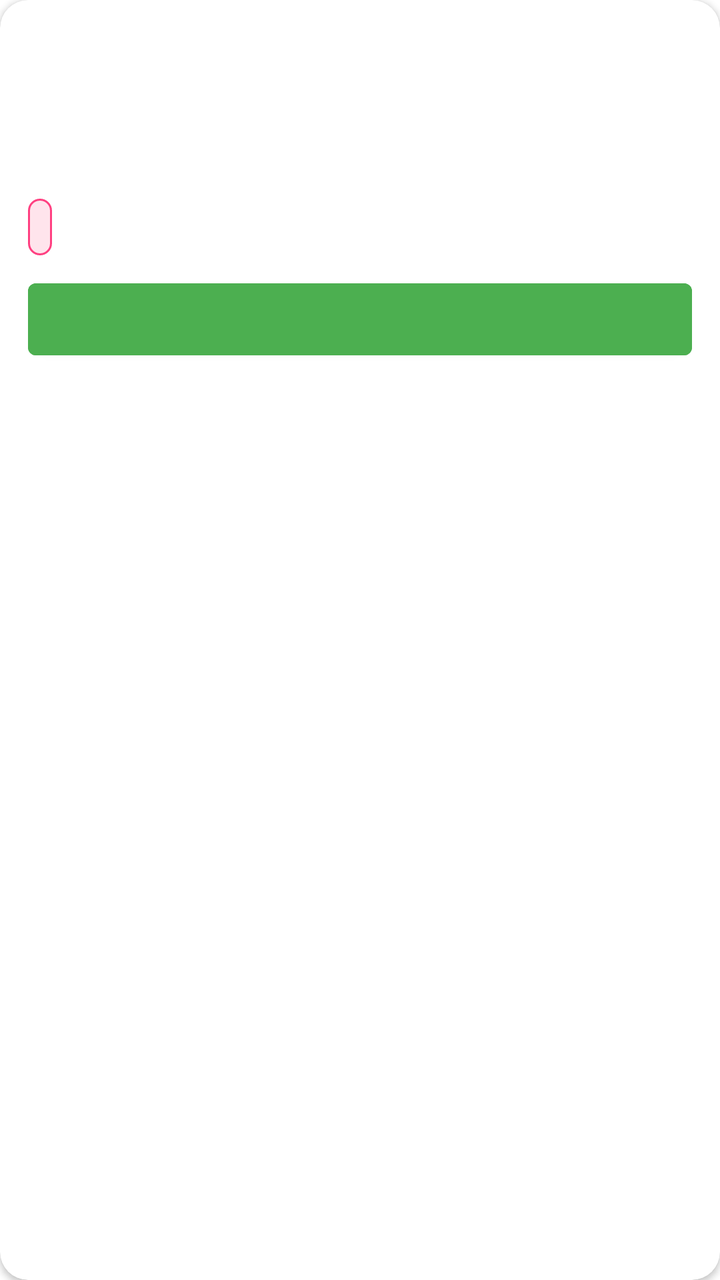
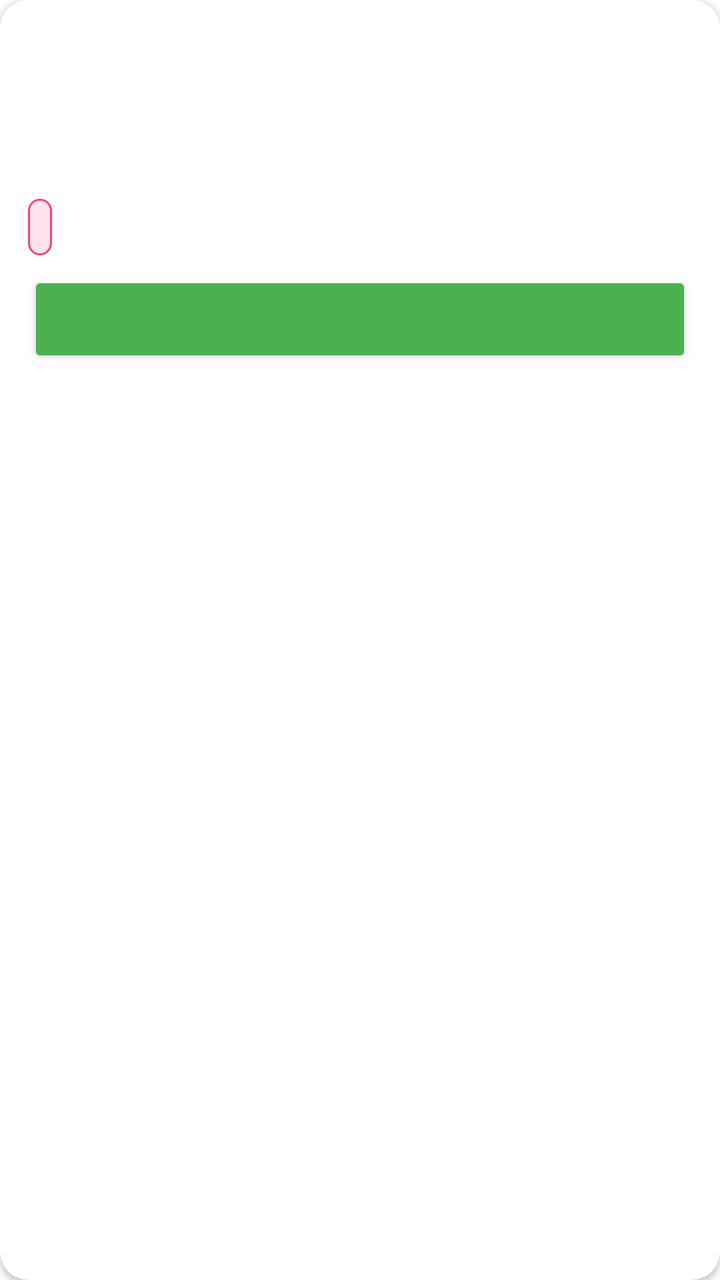

Screens rendered from an Android XML layout before and after an edit, with the pre-edit source and the edit as a unified diff.
<!-- AndroidManifest.xml: application theme Theme.SheEmpower -->
<!-- res/layout/item_order.xml -->
<?xml version="1.0" encoding="utf-8"?>
<androidx.cardview.widget.CardView xmlns:android="http://schemas.android.com/apk/res/android"
    xmlns:app="http://schemas.android.com/apk/res-auto"
    android:layout_width="match_parent" android:layout_height="wrap_content"
    android:layout_marginBottom="10dp" app:cardCornerRadius="14dp" app:cardElevation="2dp">

    <LinearLayout
        android:layout_width="match_parent" android:layout_height="wrap_content"
        android:orientation="vertical" android:padding="14dp">

        <LinearLayout android:layout_width="match_parent" android:layout_height="wrap_content" android:orientation="horizontal">
            <TextView android:id="@+id/tvOrderProduct"
                android:layout_width="0dp" android:layout_height="wrap_content" android:layout_weight="1"
                android:textStyle="bold" android:textSize="15sp" />
            <TextView android:id="@+id/tvOrderAmount"
                android:layout_width="wrap_content" android:layout_height="wrap_content"
                android:textColor="#FF4081" android:textStyle="bold" />
        </LinearLayout>

        <TextView android:id="@+id/tvOrderParty"
            android:layout_width="match_parent" android:layout_height="wrap_content"
            android:textColor="#555555" android:textSize="12sp" android:textStyle="bold" android:layout_marginTop="4dp" />

        <TextView android:id="@+id/tvOrderDetails"
            android:layout_width="match_parent" android:layout_height="wrap_content"
            android:textColor="#666666" android:textSize="12sp" android:layout_marginTop="4dp" />

        <TextView android:id="@+id/tvOrderAddress"
            android:layout_width="match_parent" android:layout_height="wrap_content"
            android:textColor="#888888" android:textSize="12sp" />

        <TextView android:id="@+id/tvOrderStatus"
            android:layout_width="wrap_content" android:layout_height="wrap_content"
            android:background="@drawable/bg_rounded_pink" android:padding="6dp"
            android:textColor="#FF4081" android:textSize="12sp" android:layout_marginTop="8dp" />

        <Button android:id="@+id/btnAdvanceStatus"
            android:layout_width="match_parent" android:layout_height="wrap_content"
            android:backgroundTint="#4CAF50" android:textColor="#FFFFFF" android:textSize="12sp"
            android:layout_marginTop="8dp" />

    </LinearLayout>
</androidx.cardview.widget.CardView>
<!-- resources referenced by this layout -->
<resources>
  <!-- drawable bg_rounded_pink (drawable) -->
  <?xml version="1.0" encoding="utf-8"?>
  <shape xmlns:android="http://schemas.android.com/apk/res/android">
      <solid android:color="#FFE4EC" />
      <stroke android:width="1dp" android:color="#FF4081" />
      <corners android:radius="16dp" />
  </shape>
  <style name="Theme.SheEmpower" parent="Theme.MaterialComponents.DayNight.NoActionBar">
  
          <item name="colorPrimary">@color/primary_pink</item>
          <item name="colorPrimaryVariant">@color/primary_pink</item>
          <item name="colorOnPrimary">@android:color/white</item>
  
          <item name="android:statusBarColor">@color/primary_pink</item>
          <item name="android:windowBackground">@android:color/white</item>
  
          <item name="android:navigationBarColor">@android:color/white</item>
  
      </style>
  <color name="primary_pink">#FF4081</color>
</resources>

<!-- the commit's change to res/layout/item_order.xml (unified diff, before → after) -->
@@ -6,7 +6,9 @@
 
     <LinearLayout
         android:layout_width="match_parent" android:layout_height="wrap_content"
-        android:orientation="vertical" android:padding="14dp">
+        android:orientation="vertical"
+        android:background="?android:attr/windowBackground"
+        android:padding="14dp">
 
         <LinearLayout android:layout_width="match_parent" android:layout_height="wrap_content" android:orientation="horizontal">
             <TextView android:id="@+id/tvOrderProduct"
<!-- resource entries referenced after the edit -->
@@ -7,18 +7,33 @@
       <stroke android:width="1dp" android:color="#FF4081" />
       <corners android:radius="16dp" />
   </shape>
-  <style name="Theme.SheEmpower" parent="Theme.MaterialComponents.DayNight.NoActionBar">
+  <style name="Theme.SheEmpower" parent="Theme.AppCompat.Light">
+      
+      <item name="colorPrimary">#FF4081</item>
+      <item name="colorPrimaryDark">#C2185B</item>
+      <item name="colorAccent">#FF4081</item>
+      <item name="android:windowBackground">@color/bg_light</item>
+      <item name="android:textColorPrimary">@color/text_light</item>
   
-          <item name="colorPrimary">@color/primary_pink</item>
-          <item name="colorPrimaryVariant">@color/primary_pink</item>
-          <item name="colorOnPrimary">@android:color/white</item>
+      
+      <item name="android:windowBackground">@color/white</item>
+      <item name="android:colorBackground">@color/white</item>
   
-          <item name="android:statusBarColor">@color/primary_pink</item>
-          <item name="android:windowBackground">@android:color/white</item>
+      
+      <item name="android:textColorPrimary">@color/text_dark</item>
+      <item name="android:textColorSecondary">@color/text_gray</item>
   
-          <item name="android:navigationBarColor">@android:color/white</item>
-  
-      </style>
-  <color name="primary_pink">#FF4081</color>
+      
+      <item name="android:actionBarStyle">@style/ActionBar.Styled</item>
+  </style>
+  <color name="bg_light">#FFFFFF</color>
+  <color name="text_light">#333333</color>
+  <color name="white">#FFFFFF</color>
+  <color name="text_dark">#333333</color>
+  <color name="text_gray">#888888</color>
+  <style name="ActionBar.Styled" parent="Widget.AppCompat.ActionBar">
+  <item name="android:background">@color/white</item>
+  <item name="android:textColorPrimary">@color/text_dark</item>
+  </style>
 </resources>
 
